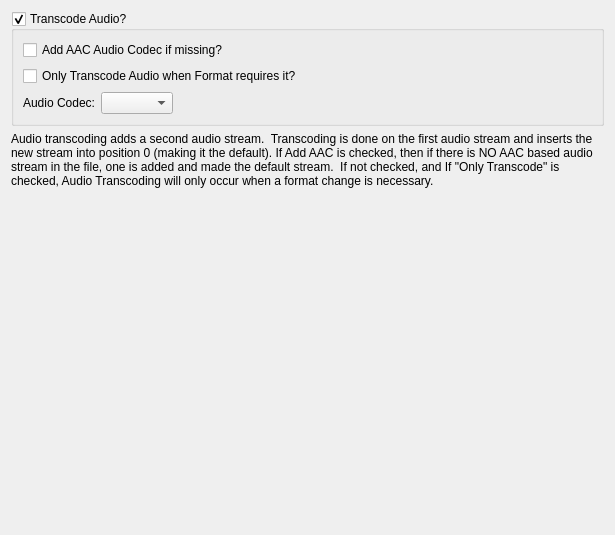
This is Preferences/UI/TranscodeAudioSettings.ui in towel42-com/MediaManager as Qt 5 draws it before an edit. The edited form follows.
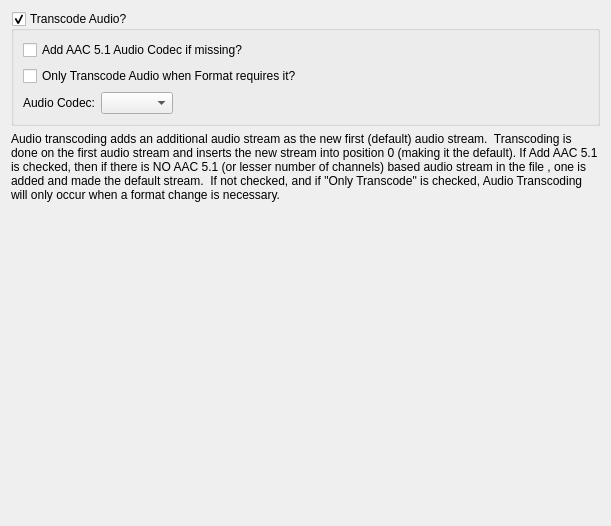
This is the edited form.

```diff
--- a/Preferences/UI/TranscodeAudioSettings.ui
+++ b/Preferences/UI/TranscodeAudioSettings.ui
@@ -6,8 +6,8 @@
    <rect>
     <x>0</x>
     <y>0</y>
-    <width>615</width>
-    <height>535</height>
+    <width>611</width>
+    <height>526</height>
    </rect>
   </property>
   <property name="windowTitle">
@@ -60,7 +60,7 @@
       <item row="0" column="0">
        <widget class="QCheckBox" name="addAACAudioCodec">
         <property name="text">
-         <string>Add AAC Audio Codec if missing?</string>
+         <string>Add AAC 5.1 Audio Codec if missing?</string>
         </property>
        </widget>
       </item>
@@ -70,7 +70,7 @@
    <item>
     <widget class="QLabel" name="label_2">
      <property name="text">
-      <string>Audio transcoding adds a second audio stream.  Transcoding is done on the first audio stream and inserts the new stream into position 0 (making it the default). If Add AAC is checked, then if there is NO AAC based audio stream in the file, one is added and made the default stream.  If not checked, and If &quot;Only Transcode&quot; is checked, Audio Transcoding will only occur when a format change is necessary.</string>
+      <string>Audio transcoding adds an additional audio stream as the new first (default) audio stream.  Transcoding is done on the first audio stream and inserts the new stream into position 0 (making it the default). If Add AAC 5.1 is checked, then if there is NO AAC 5.1 (or lesser number of channels) based audio stream in the file , one is added and made the default stream.  If not checked, and if &quot;Only Transcode&quot; is checked, Audio Transcoding will only occur when a format change is necessary.</string>
      </property>
      <property name="textFormat">
       <enum>Qt::PlainText</enum>
```
